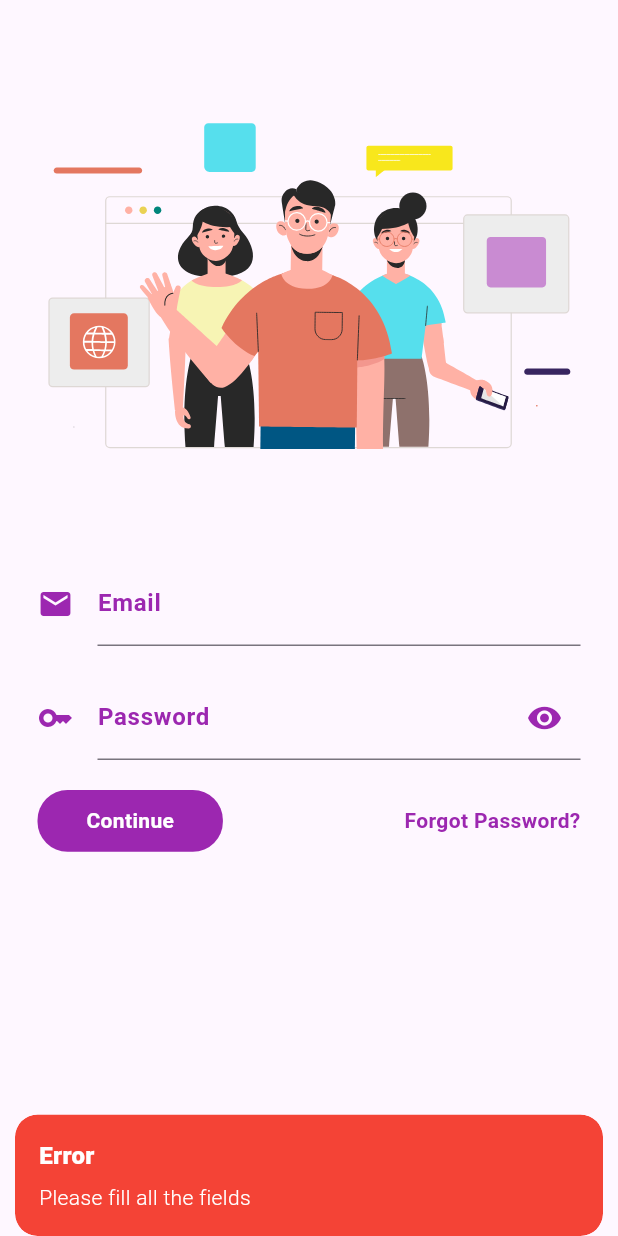
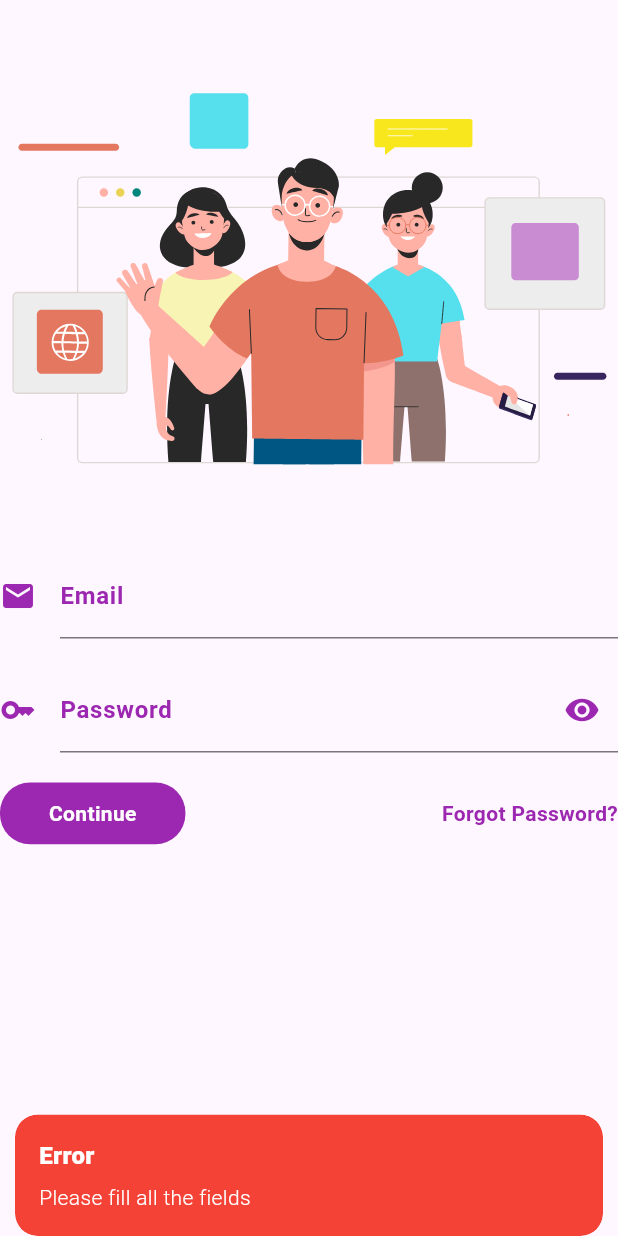
Before and after one commit to izharnjoroge/ecommerceapp_with_superbase, a Flutter app: the screen it shows after launch, after a tap on "Welcome", after a tap on "Continue", on a phone screen of 412 x 824 dp. Run offline on Flutter 3.47's test engine with Material 3 defaults, Android fonts, the phone set to English and light mode, and no system bars; our stand-ins replace another_flutter_splash_screen, bloc, cached_network_image, carousel_slider, flutter_bloc, flutter_dotenv and 6 more; accounts and stored records are empty.

```diff
--- a/lib/screens/auth/signIn.dart
+++ b/lib/screens/auth/signIn.dart
@@ -23,6 +23,8 @@ class _LoginScreenState extends State<LoginScreen> {
   bool _isPasswordVisible = false;
   String responce = '';
   bool isLoading = false;
+
+
   @override
   void dispose() {
     _emailController.dispose();
@@ -60,8 +62,13 @@ class _LoginScreenState extends State<LoginScreen> {
   Widget build(BuildContext context) {
     Size size = MediaQuery.of(context).size;
     return Scaffold(
-      resizeToAvoidBottomInset: false,
       body: SafeArea(
+        child: SingleChildScrollView(
+          child:  ConstrainedBox(
+        constraints: BoxConstraints(
+          minHeight: MediaQuery.of(context).size.height,
+        ),
+            child: IntrinsicHeight(
               child: isLoading
                 ? const Column(
                     mainAxisAlignment: MainAxisAlignment.center,
@@ -75,15 +82,10 @@ class _LoginScreenState extends State<LoginScreen> {
                   )
                 : Form(
                     key: _loginFormKey,
-                child: Padding(
-                  padding: const EdgeInsets.all(25.0),
                     child: Column(
+                      mainAxisAlignment: MainAxisAlignment.center,
                       children: [
-                      // SvgPicture.asset(
-                      //   'assets/svg/cart_fast.svg',
-                      //   color: Colors.purple,
-                      //   height: 100,
-                      // ),
+                        const Gap(20),
                         Lottie.asset("assets/lotties/login.json",
                             height: size.height * .4),
                         const Gap(20),
@@ -169,7 +171,7 @@ class _LoginScreenState extends State<LoginScreen> {
                                     } else if (!_loginFormKey.currentState!
                                         .validate()) {
                                       Get.snackbar(
-                                        "Error", "Please fill all the fields",
+                                          "Error", "Please fill all the fields correctly",
                                           backgroundColor: Colors.red,
                                           colorText: Colors.white,
                                           snackPosition: SnackPosition.BOTTOM,
@@ -188,6 +190,9 @@ class _LoginScreenState extends State<LoginScreen> {
                                           isLoading = false;
                                         });
 
+
+                                        Get.offAll(() => const LandingPage());
+
                                         Get.snackbar(responce, '',
                                             backgroundColor: Colors.green,
                                             colorText: Colors.white,
@@ -195,7 +200,7 @@ class _LoginScreenState extends State<LoginScreen> {
                                             isDismissible: true,
                                             duration: const Duration(seconds: 3));
 
-                                      Get.offAll(() => const LandingPage());
+
                                       } else {
                                         setState(() {
                                           isLoading = false;
@@ -262,6 +267,8 @@ class _LoginScreenState extends State<LoginScreen> {
                   ),
             ),
           ),
+        ),
+      ),
     );
   }
 }
--- a/lib/screens/widgets/items_bloc.dart
+++ b/lib/screens/widgets/items_bloc.dart
@@ -70,10 +70,11 @@ class _ItemContentState extends State<ItemContent> {
                     ),
                     padding: const EdgeInsets.all(2),
                     child: Column(
+                      mainAxisAlignment: MainAxisAlignment.center,
                       children: [
                         SvgPicture.network(
                           state.itemModel[index].image,
-                          height: 200,
+                          height: 150,
                           fit: BoxFit.contain,
                         ),
                         Text(
```
Lines whose indentation alone changed are shown as unchanged.
